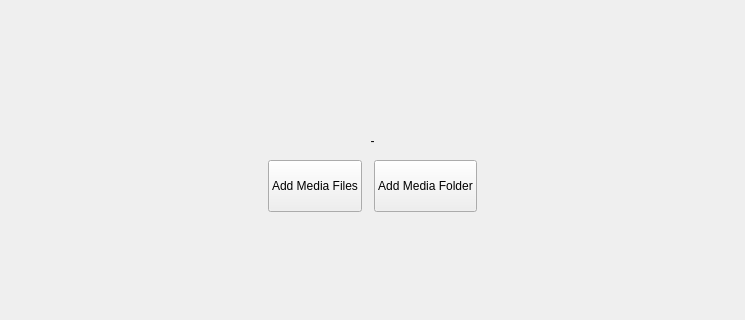
This is src/Pages/homepage.ui in keshavbhatt/formatforge as Qt 5 draws it before an edit; both pictures show x 0 to 745 and y 126 to 446 of the 745 by 571 pixel window. The edited form follows.
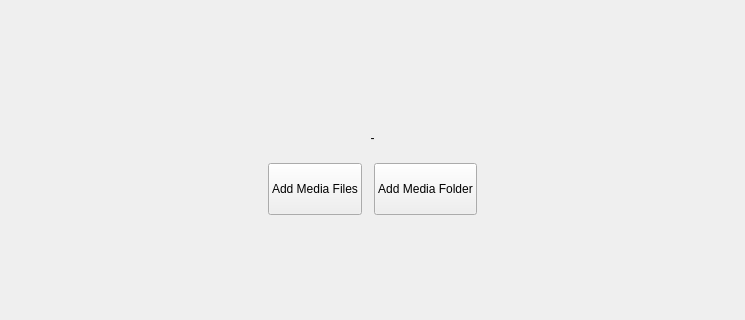
This is the edited form.

Patch:
```diff
--- a/src/Pages/homepage.ui
+++ b/src/Pages/homepage.ui
@@ -32,19 +32,6 @@
      <property name="topMargin">
       <number>0</number>
      </property>
-     <item>
-      <spacer name="horizontalSpacer">
-       <property name="orientation">
-        <enum>Qt::Horizontal</enum>
-       </property>
-       <property name="sizeHint" stdset="0">
-        <size>
-         <width>40</width>
-         <height>20</height>
-        </size>
-       </property>
-      </spacer>
-     </item>
      <item>
       <layout class="QVBoxLayout" name="verticalLayout_2">
        <property name="spacing">
@@ -73,11 +60,31 @@
          </property>
         </widget>
        </item>
+      </layout>
+     </item>
+    </layout>
+   </item>
        <item>
         <layout class="QHBoxLayout" name="horizontalLayout_2">
+     <property name="spacing">
+      <number>12</number>
+     </property>
          <property name="topMargin">
-          <number>0</number>
-         </property>
+      <number>12</number>
+     </property>
+     <item>
+      <spacer name="horizontalSpacer_2">
+       <property name="orientation">
+        <enum>Qt::Horizontal</enum>
+       </property>
+       <property name="sizeHint" stdset="0">
+        <size>
+         <width>40</width>
+         <height>20</height>
+        </size>
+       </property>
+      </spacer>
+     </item>
          <item>
           <widget class="QPushButton" name="addMediaPushButton">
            <property name="sizePolicy">
@@ -116,12 +123,8 @@
            </property>
           </widget>
          </item>
-        </layout>
-       </item>
-      </layout>
-     </item>
      <item>
-      <spacer name="horizontalSpacer_2">
+      <spacer name="horizontalSpacer">
        <property name="orientation">
         <enum>Qt::Horizontal</enum>
        </property>
```
Lines whose indentation alone changed are shown as unchanged.
